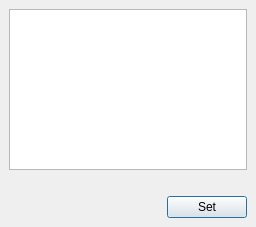
Before: the Qt Designer form widgets/status.ui in xmpp-graveyard/jabbim, drawn with Qt 5.
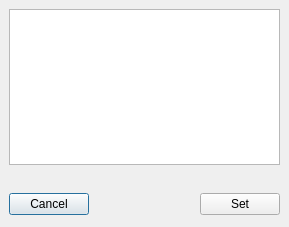
After: the same form once the commit is applied. Icons and pictures are not drawn.

Diff of the .ui file:
```diff
--- a/widgets/status.ui
+++ b/widgets/status.ui
@@ -5,7 +5,7 @@
    <rect>
     <x>0</x>
     <y>0</y>
-    <width>256</width>
+    <width>289</width>
     <height>227</height>
    </rect>
   </property>
@@ -22,21 +22,42 @@
    <property name="spacing" >
     <number>6</number>
    </property>
-   <item row="2" column="0" >
+   <item row="2" column="1" >
     <spacer>
      <property name="orientation" >
       <enum>Qt::Horizontal</enum>
      </property>
+     <property name="sizeType" >
+      <enum>QSizePolicy::Expanding</enum>
+     </property>
      <property name="sizeHint" >
       <size>
-       <width>101</width>
-       <height>20</height>
+       <width>91</width>
+       <height>27</height>
       </size>
      </property>
     </spacer>
    </item>
+   <item row="2" column="0" >
+    <widget class="QPushButton" name="pushButton" >
+     <property name="text" >
+      <string>Cancel</string>
+     </property>
+     <property name="icon" >
+      <iconset>images/16x16/actions/process-stop.png</iconset>
+     </property>
+    </widget>
+   </item>
    <item row="2" column="2" >
     <widget class="QPushButton" name="set" >
+     <property name="sizePolicy" >
+      <sizepolicy>
+       <hsizetype>1</hsizetype>
+       <vsizetype>0</vsizetype>
+       <horstretch>0</horstretch>
+       <verstretch>0</verstretch>
+      </sizepolicy>
+     </property>
      <property name="text" >
       <string>Set</string>
      </property>
```
Left out of the diff: 31 changed lines with no effect on the pictures.
